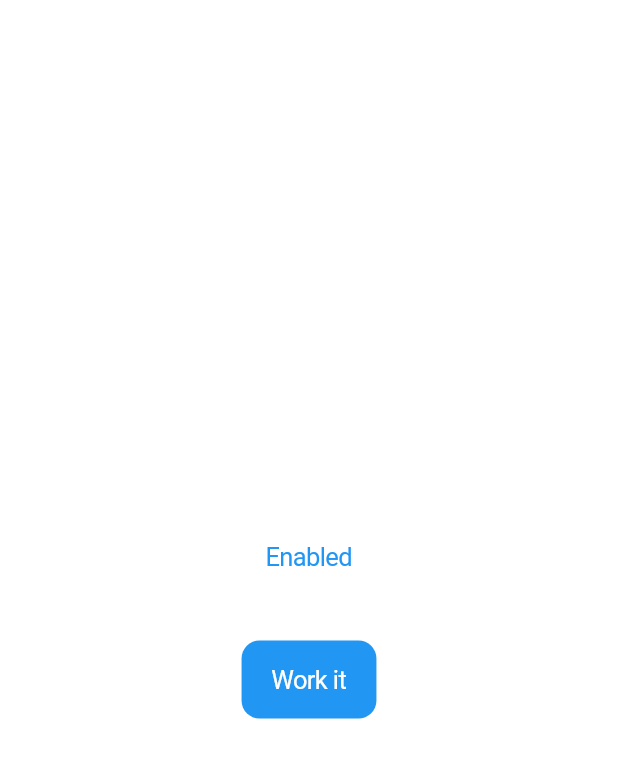
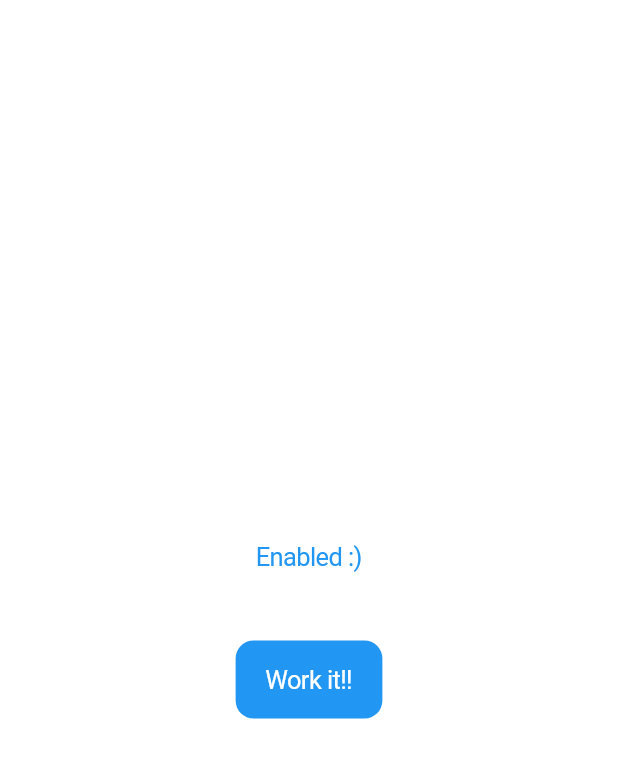
Before and after one commit to erdemgocen44/Flutter-Cupertino-Widget, a Flutter app: the ButtonHome screen opened by its route, on a phone screen of 412 x 824 dp. Shown: the top 758 px of the screen. Run offline on Flutter 3.47's test engine with Material 2 defaults, Android fonts, the phone set to English and light mode, and no system bars.

Commit message:
cupertino button start

```diff
--- a/lib/widgets/button_home.dart
+++ b/lib/widgets/button_home.dart
@@ -16,13 +16,13 @@ class _ButtonHomeState extends State<ButtonHome> {
         children: <Widget>[
           CupertinoButton(
             onPressed: () {},
-            child: const Text('Enabled'),
+            child: const Text('Enabled :)'),
           ),
           const SizedBox(
             height: 30,
           ),
           CupertinoButton.filled(
-              child: const Text('Work it'), onPressed: () {}),
+              child: const Text('Work it!!'), onPressed: () {},),
         ],
       ),
     );
```
